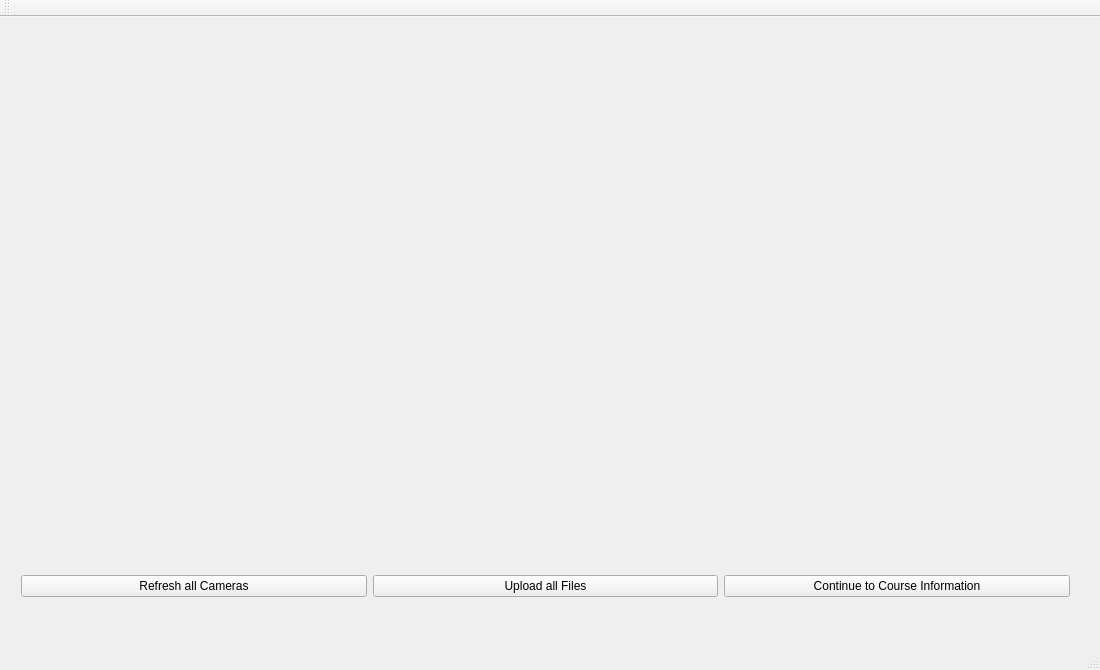
This is setupCaptureGUI/mainWindow.ui in ripples/paol as Qt 5 draws it before an edit. The edited form follows.
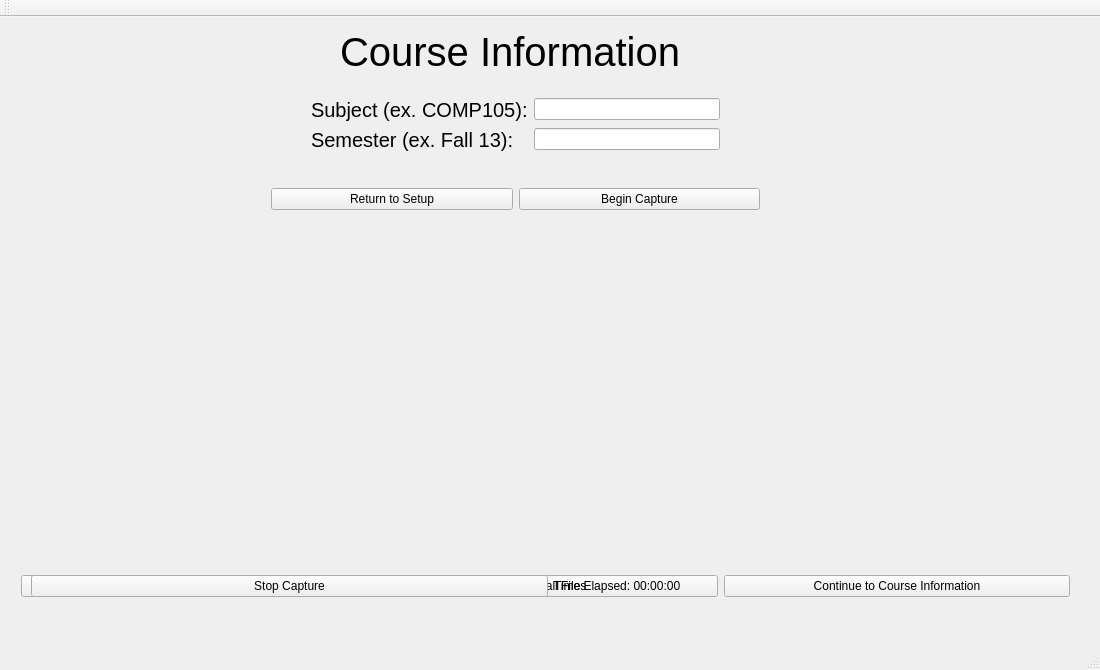
This is the edited form.

Commit message: Repositioned out of place elements

```diff
--- a/setupCaptureGUI/mainWindow.ui
+++ b/setupCaptureGUI/mainWindow.ui
@@ -23,7 +23,7 @@
    <widget class="QWidget" name="infoWidget" native="true">
     <property name="geometry">
      <rect>
-      <x>2000</x>
+      <x>10</x>
       <y>0</y>
       <width>1080</width>
       <height>600</height>
@@ -198,7 +198,7 @@
    <widget class="QWidget" name="captureWidget" native="true">
     <property name="geometry">
      <rect>
-      <x>2000</x>
+      <x>10</x>
       <y>0</y>
       <width>1080</width>
       <height>600</height>
```
